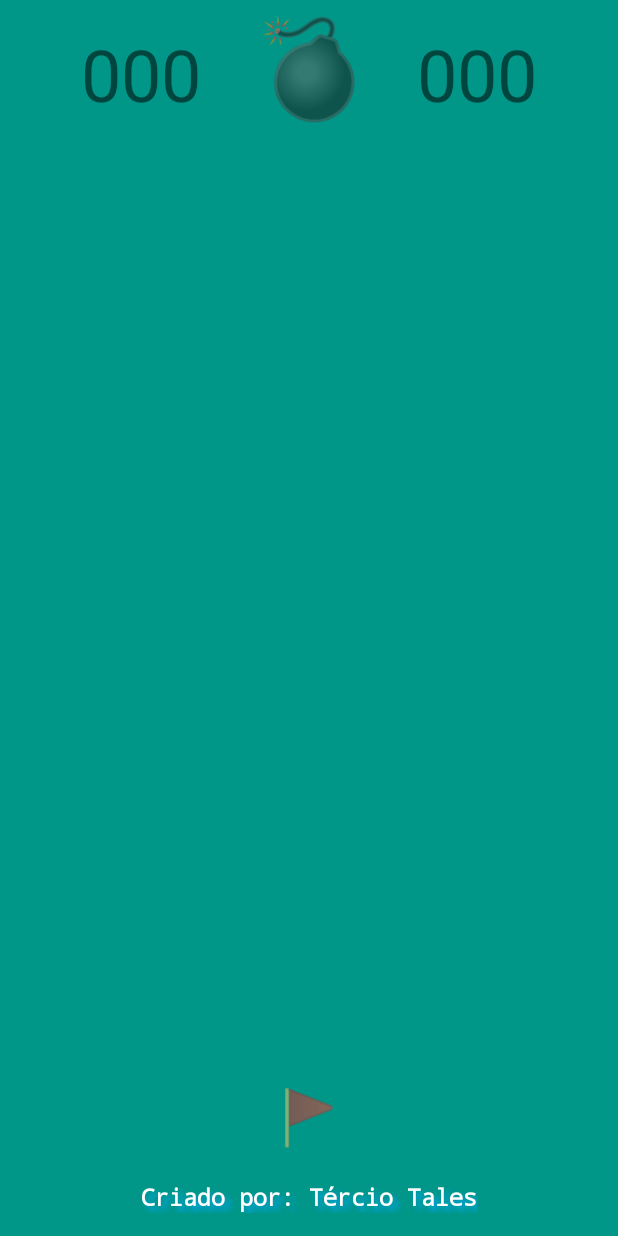
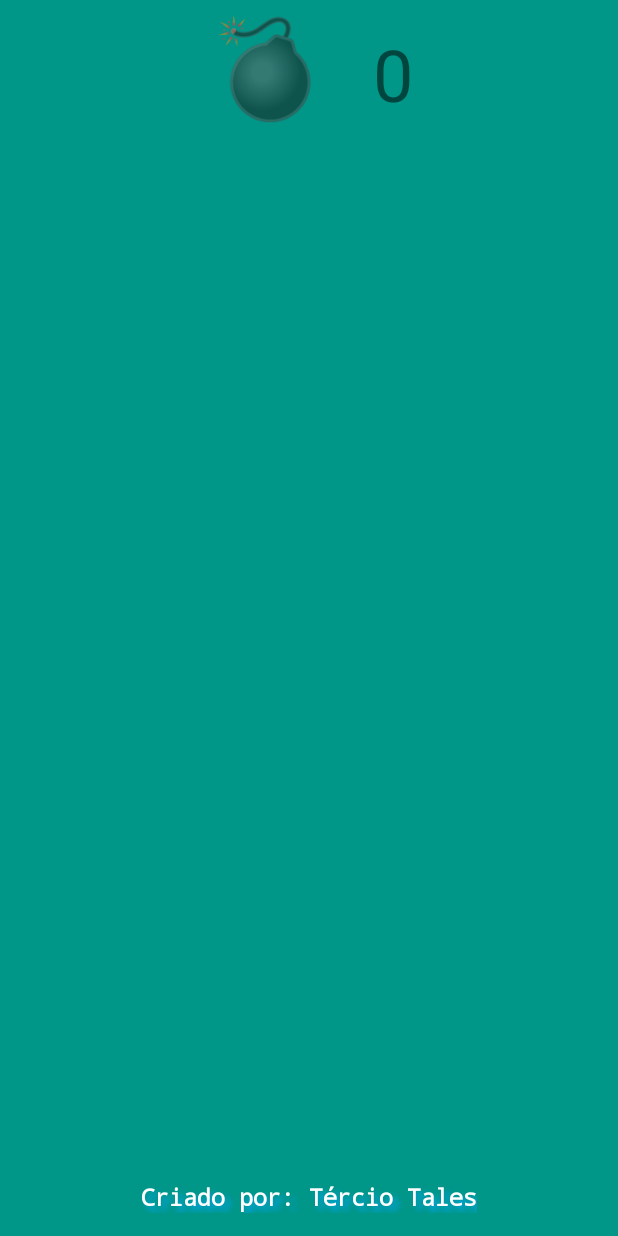
Before and after one commit to terciotales/bombmine, an Android app: the layout tela_jogo.xml on its own in the app's theme, with its tools: preview values and no code run, on a phone screen of 412 x 824 dp. Run offline under Robolectric (Android 15) with nearby library versions, the phone set to English and light mode, and no system bars.

Commit message:
Configurando classe de grid

```diff
--- a/app/src/main/java/com/example/campominado/MineGrid.java
+++ b/app/src/main/java/com/example/campominado/MineGrid.java
@@ -5,8 +5,8 @@ import java.util.List;
 import java.util.Random;
 
 public class MineGrid {
-    private List<Cell> cells;
-    private int size;
+    private final List<Cell> cells;
+    private final int size;
 
     public MineGrid(int size) {
         this.size = size;
--- a/app/src/main/res/layout/tela_jogo.xml
+++ b/app/src/main/res/layout/tela_jogo.xml
@@ -13,22 +13,14 @@
         android:orientation="horizontal">
 
         <TextView
-            android:id="@+id/activity_main_flagsleft"
+            android:id="@+id/activity_main_bomb"
             android:layout_width="wrap_content"
             android:layout_height="wrap_content"
-            android:layout_marginEnd="32dp"
-            android:text="@string/default_count"
-            android:textSize="48sp" />
-
-        <TextView
-            android:id="@+id/activity_main_smiley"
-            android:layout_width="wrap_content"
-            android:layout_height="wrap_content"
-            android:text="@string/smiley"
+            android:text="@string/bomb"
             android:textSize="64sp" />
 
         <TextView
-            android:id="@+id/activity_main_timer"
+            android:id="@+id/tentativas"
             android:layout_width="wrap_content"
             android:layout_height="wrap_content"
             android:layout_marginStart="32dp"
@@ -38,22 +30,13 @@
     </LinearLayout>
 
     <androidx.recyclerview.widget.RecyclerView
-        android:id="@+id/activity_main_grid"
+        android:id="@+id/grid_campo_minado"
         android:layout_width="match_parent"
         android:layout_height="wrap_content"
+        android:layout_above="@id/author"
         android:layout_below="@id/linearLayout"
-        android:layout_above="@id/activity_main_flag"
-        android:layout_marginVertical="30dp"
-        android:layout_marginHorizontal="30dp" />
-
-    <TextView
-        android:id="@+id/activity_main_flag"
-        android:layout_width="wrap_content"
-        android:layout_height="wrap_content"
-        android:layout_above="@id/author"
-        android:layout_centerHorizontal="true"
-        android:text="@string/flag"
-        android:textSize="36sp" />
+        android:layout_marginHorizontal="30dp"
+        android:layout_marginVertical="30dp" />
 
     <TextView
         android:id="@+id/author"
--- a/app/src/main/res/values/strings.xml
+++ b/app/src/main/res/values/strings.xml
@@ -1,8 +1,6 @@
 <resources>
     <string name="app_name">BombMine - Campo Minado</string>
 
-    <string name="smiley">💣</string>
-    <string name="flag">🚩</string>
     <string name="bomb">💣</string>
-    <string name="default_count">000</string>
+    <string name="default_count">0</string>
 </resources>
```
Also changed, not shown: app/src/main/AndroidManifest.xml (+9 -0 lines), app/src/main/java/com/example/campominado/TelaJogo.java (+6 -6 lines).
